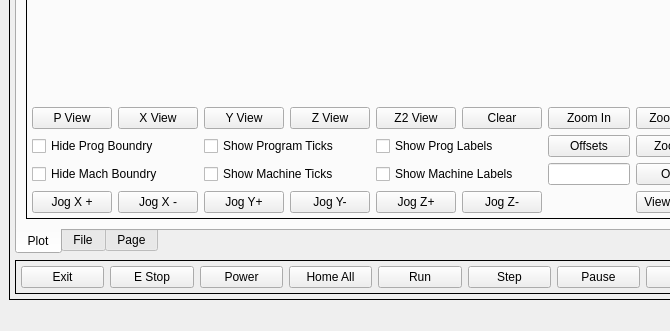
Old version of the form examples/vtk_test/vtk_test/ui/mainwindow.ui in the repository kcjengr/qtpyvcp; both pictures show x 0 to 670 and y 369 to 700 of the 840 by 700 pixel window.
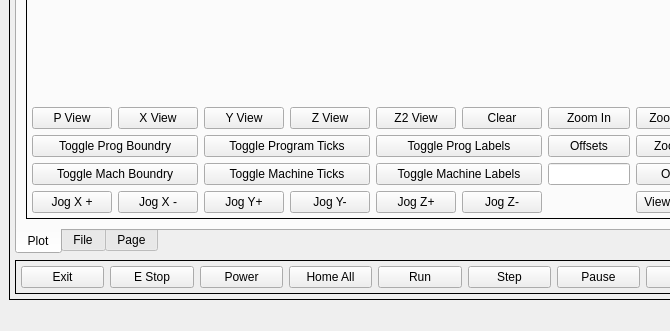
New version of the form. Custom widgets are drawn as their Qt base class.

Commit message: add ini options to set boundry, label and ticks

Diff of the .ui file:
```diff
--- a/examples/vtk_test/vtk_test/ui/mainwindow.ui
+++ b/examples/vtk_test/vtk_test/ui/mainwindow.ui
@@ -230,13 +230,6 @@
                 </property>
                </widget>
               </item>
-              <item row="4" column="4" colspan="2">
-               <widget class="QCheckBox" name="showMachineLabels">
-                <property name="text">
-                 <string>Show Machine Labels</string>
-                </property>
-               </widget>
-              </item>
               <item row="3" column="8">
                <widget class="QPushButton" name="viewPath">
                 <property name="toolTip">
@@ -271,13 +264,6 @@
                 </property>
                </widget>
               </item>
-              <item row="3" column="2" colspan="2">
-               <widget class="QCheckBox" name="showProgramTicks">
-                <property name="text">
-                 <string>Show Program Ticks</string>
-                </property>
-               </widget>
-              </item>
               <item row="5" column="7">
                <widget class="QPushButton" name="showViewStats">
                 <property name="text">
@@ -285,34 +271,6 @@
                 </property>
                </widget>
               </item>
-              <item row="3" column="0" colspan="2">
-               <widget class="QCheckBox" name="hideProgramBoundry">
-                <property name="text">
-                 <string>Hide Prog Boundry</string>
-                </property>
-               </widget>
-              </item>
-              <item row="4" column="0" colspan="2">
-               <widget class="QCheckBox" name="hideMachineBoundry">
-                <property name="text">
-                 <string>Hide Mach Boundry</string>
-                </property>
-               </widget>
-              </item>
-              <item row="3" column="4" colspan="2">
-               <widget class="QCheckBox" name="showProgramLabels">
-                <property name="text">
-                 <string>Show Prog Labels</string>
-                </property>
-               </widget>
-              </item>
-              <item row="4" column="2" colspan="2">
-               <widget class="QCheckBox" name="showMachineTicks">
-                <property name="text">
-                 <string>Show Machine Ticks</string>
-                </property>
-               </widget>
-              </item>
               <item row="3" column="6">
                <widget class="DialogButton" name="dialogbutton">
                 <property name="text">
@@ -329,6 +287,48 @@
               <item row="4" column="6">
                <widget class="MDIEntry" name="mdientry"/>
               </item>
+              <item row="3" column="2" colspan="2">
+               <widget class="QPushButton" name="toggleProgramTicks">
+                <property name="text">
+                 <string>Toggle Program Ticks</string>
+                </property>
+               </widget>
+              </item>
+              <item row="3" column="4" colspan="2">
+               <widget class="QPushButton" name="toggleProgramLabels">
+                <property name="text">
+                 <string>Toggle Prog Labels</string>
+                </property>
+               </widget>
+              </item>
+              <item row="3" column="0" colspan="2">
+               <widget class="QPushButton" name="toggleProgramBoundry">
+                <property name="text">
+                 <string>Toggle Prog Boundry</string>
+                </property>
+               </widget>
+              </item>
+              <item row="4" column="0" colspan="2">
+               <widget class="QPushButton" name="toggleMachineBoundry">
+                <property name="text">
+                 <string>Toggle Mach Boundry</string>
+                </property>
+               </widget>
+              </item>
+              <item row="4" column="2" colspan="2">
+               <widget class="QPushButton" name="toggleMachineTicks">
+                <property name="text">
+                 <string>Toggle Machine Ticks</string>
+                </property>
+               </widget>
+              </item>
+              <item row="4" column="4" colspan="2">
+               <widget class="QPushButton" name="toggleMachineLabels">
+                <property name="text">
+                 <string>Toggle Machine Labels</string>
+                </property>
+               </widget>
+              </item>
              </layout>
             </widget>
            </item>
```
Left out of the diff: 162 changed lines with no effect on the pictures. The commit also changes 3 other files.
